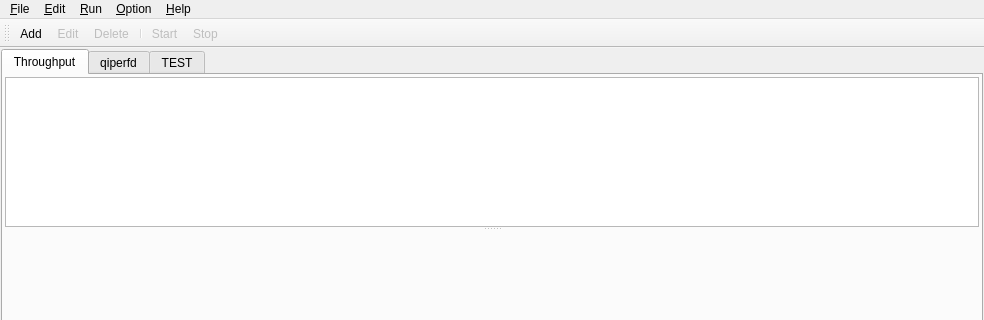
Old version of the form qiperfc/src/qiperfc.ui in the repository coolshou/qiperf; both pictures show x 0 to 984 and y 0 to 320 of the 984 by 674 pixel window.
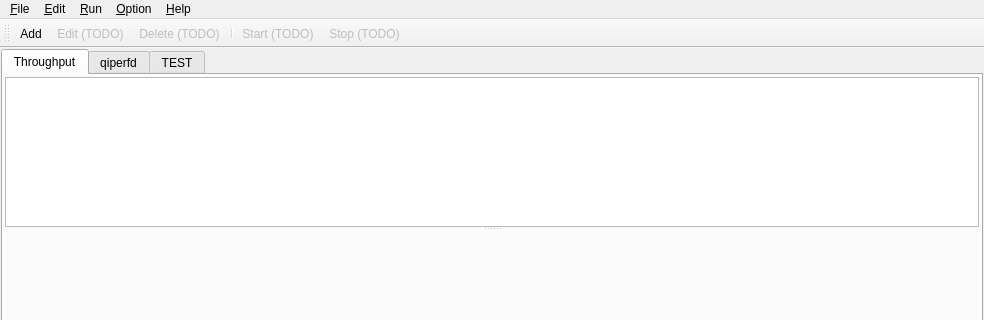
New version of the form. Icons and pictures are not drawn. Custom widgets are drawn as their Qt base class.

```diff
--- a/qiperfc/src/qiperfc.ui
+++ b/qiperfc/src/qiperfc.ui
@@ -329,7 +329,7 @@
      <normaloff>:/pair-edit</normaloff>:/pair-edit</iconset>
    </property>
    <property name="text">
-    <string>Edit</string>
+    <string>Edit (TODO)</string>
    </property>
    <property name="toolTip">
     <string>Edit Iperf Pair</string>
@@ -347,7 +347,7 @@
      <normaloff>:/pair-del</normaloff>:/pair-del</iconset>
    </property>
    <property name="text">
-    <string>Delete</string>
+    <string>Delete (TODO)</string>
    </property>
    <property name="shortcut">
     <string>Ctrl+D</string>
@@ -362,7 +362,7 @@
      <normaloff>:/start</normaloff>:/start</iconset>
    </property>
    <property name="text">
-    <string>Start</string>
+    <string>Start (TODO)</string>
    </property>
    <property name="shortcut">
     <string>Ctrl+R</string>
@@ -377,7 +377,7 @@
      <normaloff>:/stop</normaloff>:/stop</iconset>
    </property>
    <property name="text">
-    <string>Stop</string>
+    <string>Stop (TODO)</string>
    </property>
    <property name="shortcut">
     <string>Ctrl+T</string>
```
Left out of the diff: 14 changed lines with no effect on the pictures.
